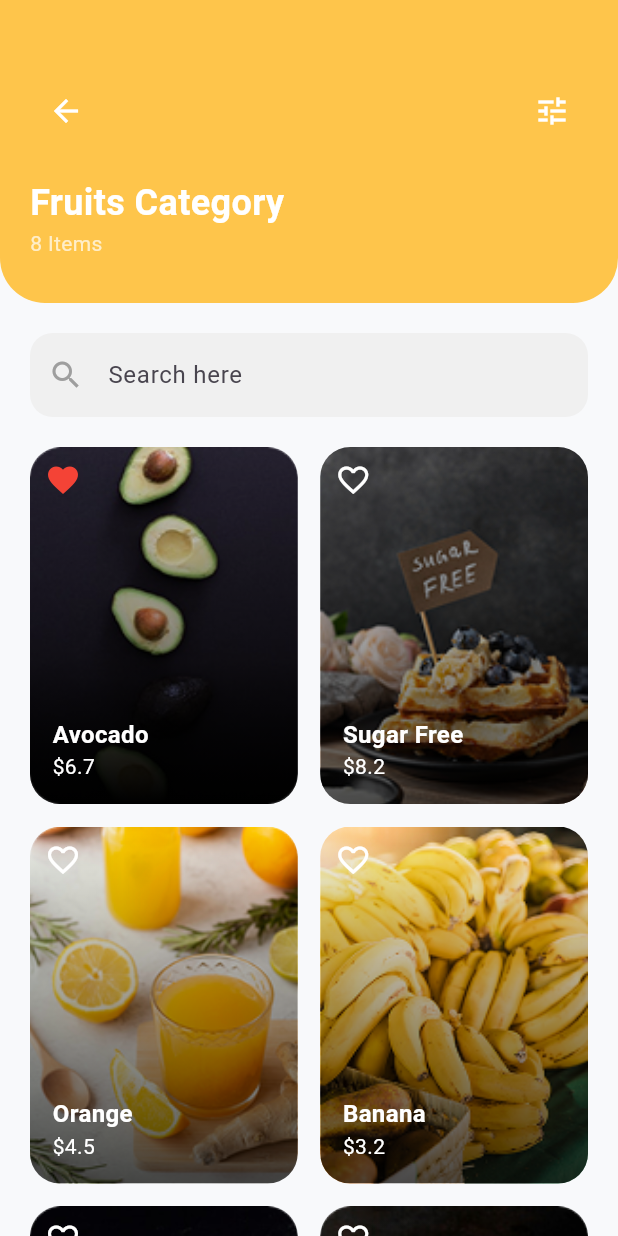
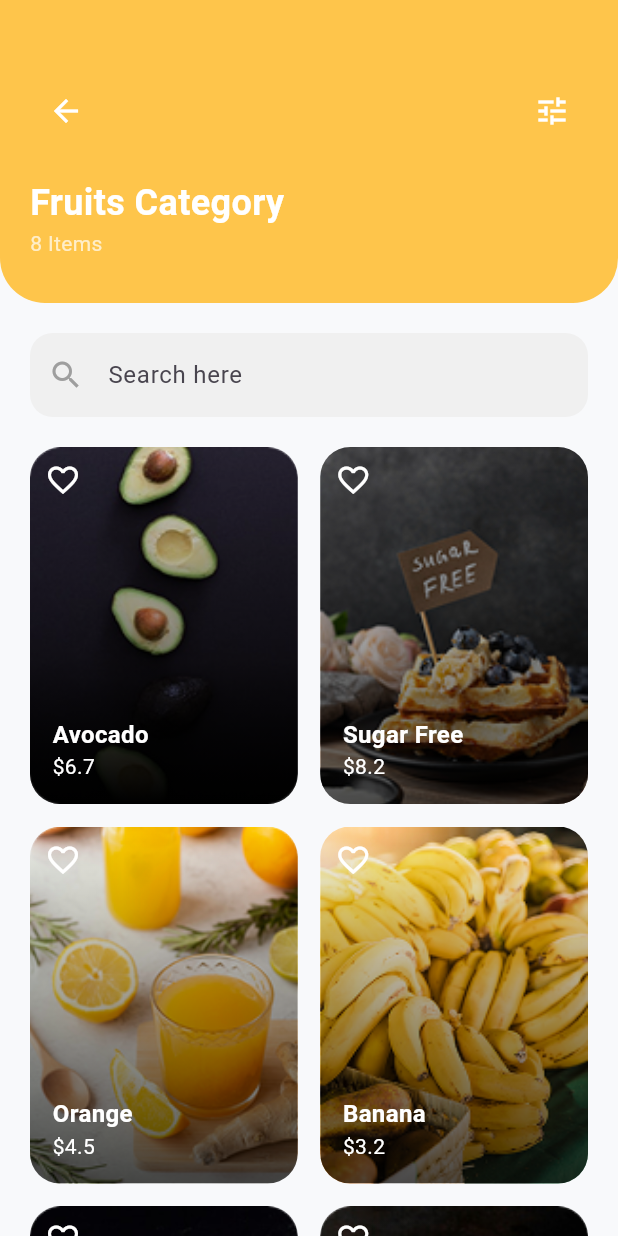
Before and after one commit to IsmailCoder366/frisky_fruits, a Flutter app: the ProductListScreen screen opened directly, on a phone screen of 412 x 824 dp. Run offline on Flutter 3.47's test engine with Material 3 defaults, Android fonts, the phone set to English and light mode, and no system bars; our stand-ins replace bloc, cloud_firestore, confetti, firebase_auth, firebase_core, flutter_bloc and 2 more; missing offline and left inert: flutter_stripe, flutter_stripe_web; accounts and stored records are empty.

```diff
--- a/lib/features/favorites/screen/favorite.dart
+++ b/lib/features/favorites/screen/favorite.dart
@@ -71,7 +71,7 @@ class FavoritesScreen extends StatelessWidget {
                 child: Center(
                   child: Image.asset(
                     product['imagePath'] ?? 'assets/images/placeholder.png',
-                    height: 80,
+                    height: 180,
                   ),
                 ),
               ),
--- a/lib/features/home/widgets/deal_card.dart
+++ b/lib/features/home/widgets/deal_card.dart
@@ -1,8 +1,6 @@
 import 'package:flutter/material.dart';
 import 'package:flutter_bloc/flutter_bloc.dart';
 import 'package:frisky_fruits/features/home/bloc/favorite_event.dart';
-import 'package:http/http.dart';
-
 import '../bloc/favorite_bloc.dart';
 import '../bloc/favorite_state.dart';
 
--- a/lib/features/products/widgets/product_grid_item.dart
+++ b/lib/features/products/widgets/product_grid_item.dart
@@ -1,5 +1,9 @@
 import 'package:flutter/material.dart';
+import 'package:flutter_bloc/flutter_bloc.dart';
 import '../../../core/routes/app_routes.dart';
+import '../../home/bloc/favorite_bloc.dart';
+import '../../home/bloc/favorite_event.dart';
+import '../../home/bloc/favorite_state.dart';
 import '../models/product_model.dart';
 
 class ProductGridItem extends StatelessWidget {
@@ -10,11 +14,11 @@ class ProductGridItem extends StatelessWidget {
   @override
   Widget build(BuildContext context) {
     return GestureDetector(
-      onTap: (){
+      onTap: () {
         Navigator.pushNamed(
           context,
           Routes.productDetails,
-          arguments: product, // Pass the product model to the details screen
+          arguments: product,
         );
       },
       child: ClipRRect(
@@ -25,7 +29,7 @@ class ProductGridItem extends StatelessWidget {
             Positioned.fill(
               child: Image.asset(product.imagePath, fit: BoxFit.cover),
             ),
-            // Dark Gradient Overlay for text readability
+            // Dark Gradient Overlay
             Positioned.fill(
               child: Container(
                 decoration: BoxDecoration(
@@ -37,15 +41,36 @@ class ProductGridItem extends StatelessWidget {
                 ),
               ),
             ),
-            // Heart Icon
+
+            // --- FAVORITE LOGIC START ---
             Positioned(
               top: 10,
               left: 10,
-              child: Icon(
-                product.isFavorite ? Icons.favorite : Icons.favorite_border,
-                color: product.isFavorite ? Colors.red : Colors.white,
+              child: BlocBuilder<FavoritesBloc, FavoritesState>(
+                builder: (context, state) {
+                  // Logic: Check if this specific fruit name is in the BLoC's list
+                  bool isFavorite = state.favoriteItems.any((item) => item['title'] == product.name);
+
+                  return GestureDetector(
+                    onTap: () {
+                      // Logic: Convert model to Map and send to BLoC
+                      final productMap = {
+                        'title': product.name,
+                        'price': product.price,
+                        'imagePath': product.imagePath,
+                      };
+                      context.read<FavoritesBloc>().add(ToggleFavorite(productMap));
+                    },
+                    child: Icon(
+                      isFavorite ? Icons.favorite : Icons.favorite_border,
+                      color: isFavorite ? Colors.red : Colors.white,
+                    ),
+                  );
+                },
               ),
             ),
+            // --- FAVORITE LOGIC END ---
+
             // Product Info
             Positioned(
               bottom: 15,
```
